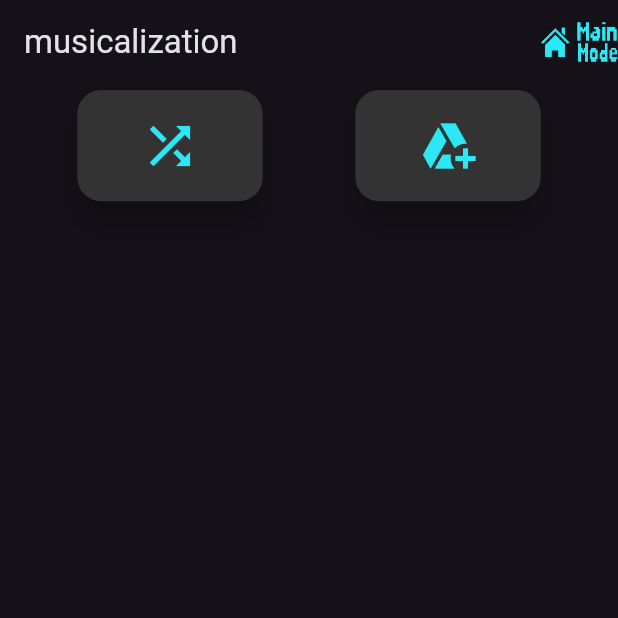
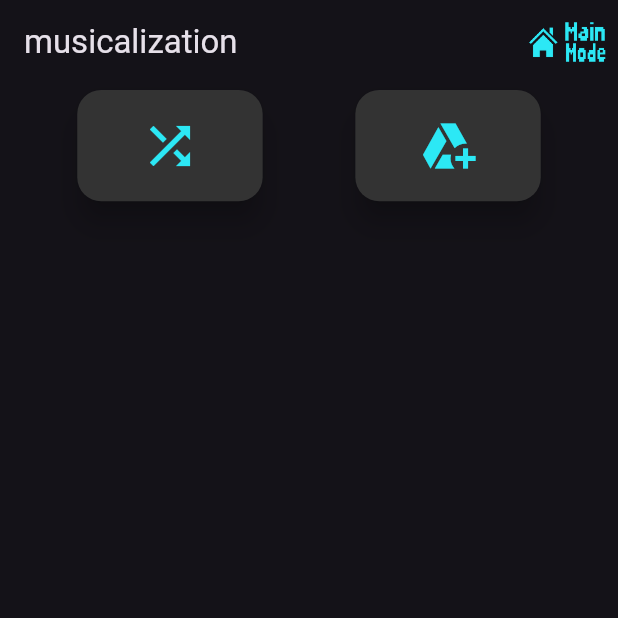
Before and after one commit to Rerurate514/remusicalization, a Flutter app: the screen it shows after launch, on a phone screen of 412 x 824 dp, the top half of it. Run offline on Flutter 3.47's test engine with Material 3 defaults, Android fonts, the phone set to English and light mode, and no system bars; our stand-ins replace audioplayers, flutter_riverpod, image_picker, permission_handler, realm; missing offline and left inert: matrix_gesture_detector; generated files the repository leaves out were written again.

Commit message:
paddingの追加

```diff
--- a/lib/Widgets/MyAppBar.dart
+++ b/lib/Widgets/MyAppBar.dart
@@ -12,7 +12,10 @@ class MyAppBar extends StatelessWidget implements PreferredSizeWidget {
     return AppBar(
       title: const Text("musicalization"),
       actions: [
-        Image(image: image)
+        Padding(
+          padding: const EdgeInsets.only(right: 8),
+          child: Image(image: image),
+        )
       ],
     );
   }
```
